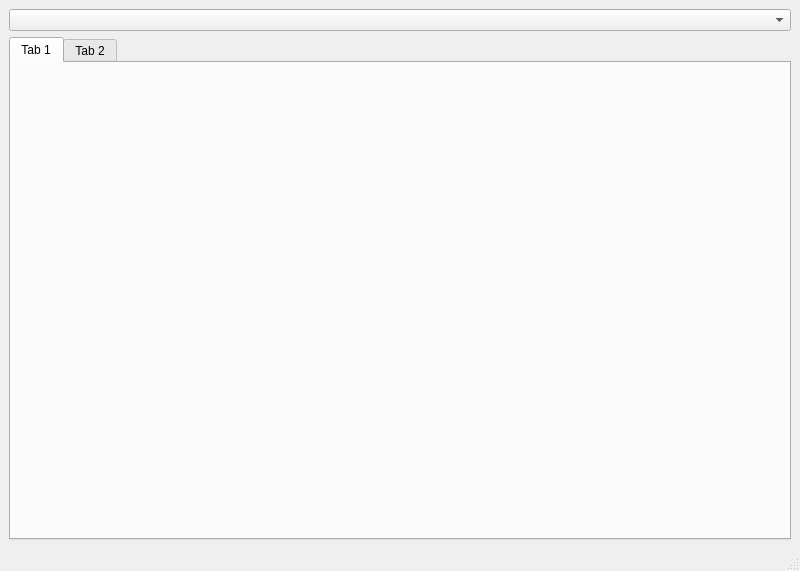
timothycrosley/streamdeck-ui, file streamdeck_ui/main.ui: the form before one commit.
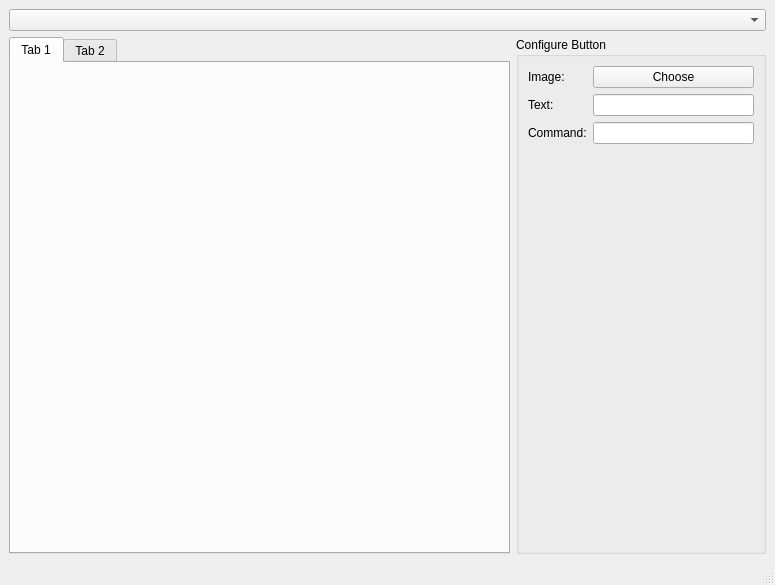
The form after the commit.

Commit message: Start adding state; toggle selected stream deck button

The edit to the form file:
```diff
--- a/streamdeck_ui/main.ui
+++ b/streamdeck_ui/main.ui
@@ -6,8 +6,8 @@
    <rect>
     <x>0</x>
     <y>0</y>
-    <width>800</width>
-    <height>571</height>
+    <width>775</width>
+    <height>585</height>
    </rect>
   </property>
   <property name="windowTitle">
@@ -21,6 +21,8 @@
        <widget class="QComboBox" name="device_list"/>
       </item>
       <item>
+       <layout class="QHBoxLayout" name="horizontalLayout">
+        <item>
        <widget class="QTabWidget" name="cards">
         <property name="currentIndex">
          <number>0</number>
@@ -29,11 +31,7 @@
          <attribute name="title">
           <string>Tab 1</string>
          </attribute>
-         <layout class="QGridLayout" name="gridLayout_2">
-          <item row="0" column="0">
-           <layout class="QGridLayout" name="buttons"/>
-          </item>
-         </layout>
+           <layout class="QGridLayout" name="gridLayout_2"/>
         </widget>
         <widget class="QWidget" name="tab_2">
          <attribute name="title">
@@ -42,6 +40,67 @@
         </widget>
        </widget>
       </item>
+        <item>
+         <widget class="QGroupBox" name="groupBox">
+          <property name="minimumSize">
+           <size>
+            <width>250</width>
+            <height>0</height>
+           </size>
+          </property>
+          <property name="maximumSize">
+           <size>
+            <width>250</width>
+            <height>16777215</height>
+           </size>
+          </property>
+          <property name="title">
+           <string>Configure Button</string>
+          </property>
+          <layout class="QVBoxLayout" name="verticalLayout_3">
+           <item>
+            <layout class="QFormLayout" name="formLayout">
+             <item row="0" column="0">
+              <widget class="QLabel" name="label">
+               <property name="text">
+                <string>Image:</string>
+               </property>
+              </widget>
+             </item>
+             <item row="0" column="1">
+              <widget class="QPushButton" name="imageButton">
+               <property name="text">
+                <string>Choose</string>
+               </property>
+              </widget>
+             </item>
+             <item row="1" column="0">
+              <widget class="QLabel" name="label_2">
+               <property name="text">
+                <string>Text:</string>
+               </property>
+              </widget>
+             </item>
+             <item row="1" column="1">
+              <widget class="QLineEdit" name="text"/>
+             </item>
+             <item row="2" column="0">
+              <widget class="QLabel" name="label_3">
+               <property name="text">
+                <string>Command:</string>
+               </property>
+              </widget>
+             </item>
+             <item row="2" column="1">
+              <widget class="QLineEdit" name="command"/>
+             </item>
+            </layout>
+           </item>
+          </layout>
+         </widget>
+        </item>
+       </layout>
+      </item>
      </layout>
     </item>
    </layout>
```
Left out of the diff: 2 changed lines with no effect on the pictures. Lines whose indentation alone changed are shown as unchanged. The commit also changes 2 other files.
